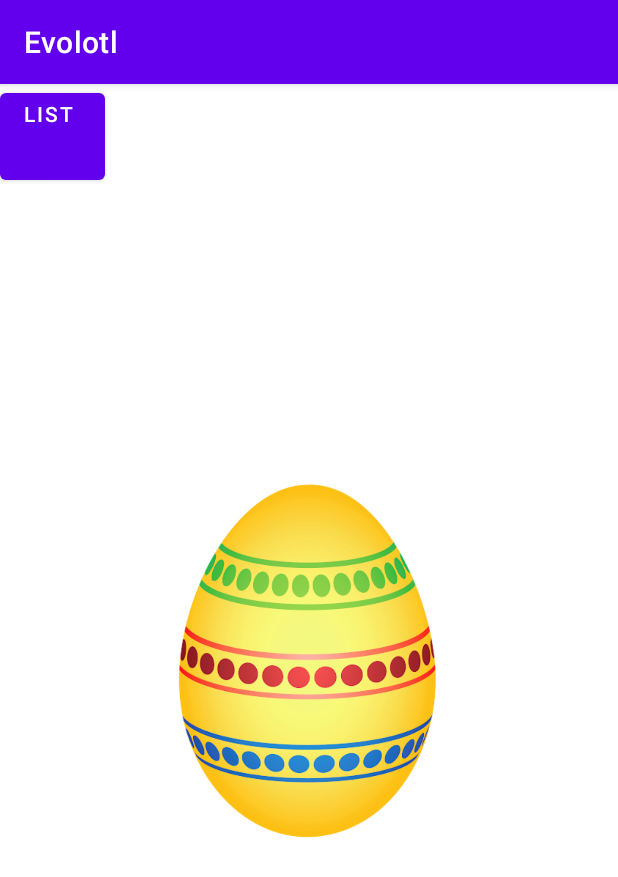
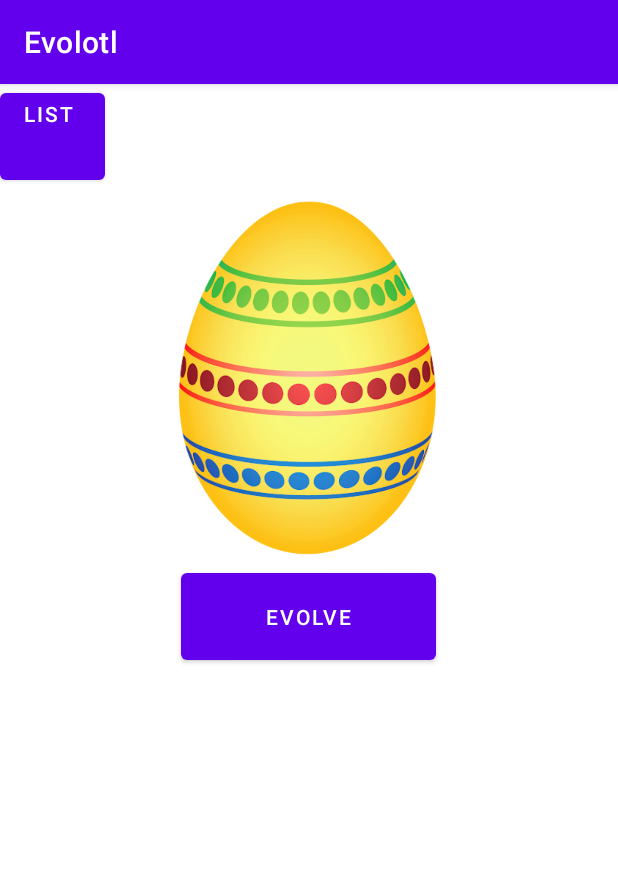
Before and after one commit to TheLegendarian/Evolotl, an Android app: the MainGame screen opened directly, with no data from a screen before it, on a phone screen of 412 x 824 dp. Shown: the top 877 px of the screen. Run offline under Robolectric (Android 15) with nearby library versions, the phone set to English and light mode, and no system bars.

Commit message:
Evolved axolotl

```diff
--- a/app/src/main/java/com/example/evolotl/MainGame.java
+++ b/app/src/main/java/com/example/evolotl/MainGame.java
@@ -2,8 +2,11 @@ package com.example.evolotl;
 
 import android.content.Intent;
 import android.os.Bundle;
+import android.util.Log;
 import android.view.View;
 import android.widget.Button;
+import android.widget.ImageView;
+import android.widget.Toast;
 
 import androidx.appcompat.app.AppCompatActivity;
 
@@ -11,6 +14,7 @@ public class MainGame extends AppCompatActivity {
     protected void onCreate(Bundle savedInstanceState) {
         super.onCreate(savedInstanceState);
         setContentView(R.layout.activity_game);
+
         Button listbutton = (Button) findViewById(R.id.ListButton);
         listbutton.setOnClickListener(new View.OnClickListener() {
             public void onClick(View v) {
@@ -18,5 +22,32 @@ public class MainGame extends AppCompatActivity {
                 MainGame.this.startActivity(intent3);
             }
         });
+
+        ImageView eggid = (ImageView) findViewById(R.id.eggid);
+        final int[] counter = {0};
+        Toast mToastText = Toast.makeText(this, "", Toast.LENGTH_SHORT);
+        Button evolve_button = (Button) findViewById(R.id.EvolveButton);
+        evolve_button.setOnClickListener(new View.OnClickListener() {
+            public void onClick(View v) {
+                counter[0] += 1;
+                int times_left= 50 - counter[0];
+                if(counter[0]==50) {
+                    runOnUiThread(new Runnable() {
+                        @Override
+                        public void run() {
+                            evolve_button.setText("Feed");
+                            eggid.setImageResource(R.drawable.axolotl_pink);
+                        }
+                    });
+                }
+                else {
+                    mToastText.cancel();
+                    mToastText.setText("Press " + times_left + " times to evolve! ");
+                    mToastText.show();
+                }
+
+                Log.i("JFL"," counter =" + counter[0]);
+            }
+        });
     }
 }
--- a/app/src/main/java/com/example/evolotl/MyAxolotls.java
+++ b/app/src/main/java/com/example/evolotl/MyAxolotls.java
@@ -46,7 +46,6 @@ public class MyAxolotls extends AppCompatActivity {
         //builder.setMessage(sb.toString());
         //builder.show();
 
-        //mydb.readData();
         mydb.printData(tableau);
         mydb.close();
         list.setAdapter(tableau);
--- a/app/src/main/res/layout/activity_game.xml
+++ b/app/src/main/res/layout/activity_game.xml
@@ -5,12 +5,9 @@
     android:layout_height="match_parent"
     xmlns:tools="http://schemas.android.com/tools"
     tools:context=".MainGame">
-
     <LinearLayout
-        android:id="@+id/accueilid"
         android:layout_width="match_parent"
         android:layout_height="match_parent"
-        android:gravity="start"
         android:orientation="vertical">
         <Button
             android:id="@+id/ListButton"
@@ -18,17 +15,28 @@
             android:layout_height="70dp"
             android:gravity="start"
             android:text="@string/buttList" />
-    </LinearLayout>
-    <LinearLayout
-        android:layout_width="match_parent"
-        android:layout_height="match_parent"
-        android:gravity="center">
+
         <ImageView
             android:id="@+id/eggid"
             android:layout_width="250dp"
             android:layout_height="250dp"
             android:layout_gravity="center"
             app:srcCompat="@drawable/egg_test" />
+        <LinearLayout
+            android:layout_width="match_parent"
+            android:layout_height="wrap_content"
+            android:orientation="horizontal"
+            android:gravity="center_horizontal">
+
+            <Button
+                android:id="@+id/EvolveButton"
+                android:layout_width="170dp"
+                android:layout_height="70dp"
+                android:text="@string/buttEvolve"
+                android:textAlignment="center" />
+        </LinearLayout>
+
     </LinearLayout>
 
+
 </androidx.constraintlayout.widget.ConstraintLayout>
--- a/app/src/main/res/values/strings.xml
+++ b/app/src/main/res/values/strings.xml
@@ -4,4 +4,5 @@
     <string name="buttStart">Begin</string>
     <string name="fact">Axolotls are cute</string>
     <string name="buttList">List</string>
+    <string name="buttEvolve">Evolve</string>
 </resources>
```
Also changed, not shown: app/src/main/java/com/example/evolotl/FeedReaderDbHelper.java (+12 -0 lines), app/src/main/res/layout/adapter_view_layout.xml (added, +40 -0 lines), app/src/main/res/drawable/axolotl_pink.jpg (added).
